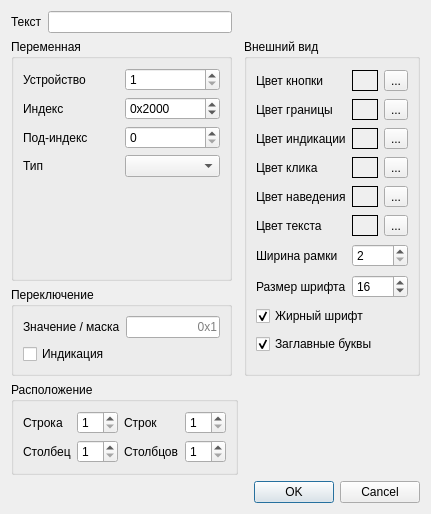
Old version of the form sdovaluebuttoneditdlg.ui in the repository catompiler/QCanDrive.
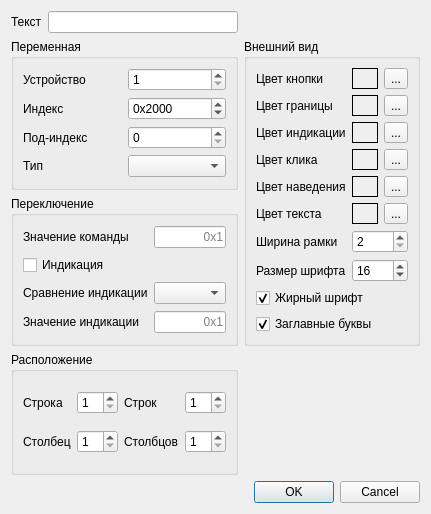
New version of the form.

Commit message: sdo value button indicator compare type

Patch:
```diff
--- a/sdovaluebuttoneditdlg.ui
+++ b/sdovaluebuttoneditdlg.ui
@@ -6,7 +6,7 @@
    <rect>
     <x>0</x>
     <y>0</y>
-    <width>419</width>
+    <width>423</width>
     <height>514</height>
    </rect>
   </property>
@@ -32,7 +32,7 @@
      </item>
     </layout>
    </item>
-   <item row="0" column="1" colspan="3">
+   <item row="0" column="1">
     <spacer name="horizontalSpacer">
      <property name="orientation">
       <enum>Qt::Horizontal</enum>
@@ -115,23 +115,10 @@
         </property>
        </widget>
       </item>
-      <item row="4" column="1">
-       <spacer name="verticalSpacer">
-        <property name="orientation">
-         <enum>Qt::Vertical</enum>
-        </property>
-        <property name="sizeHint" stdset="0">
-         <size>
-          <width>20</width>
-          <height>40</height>
-         </size>
-        </property>
-       </spacer>
-      </item>
      </layout>
     </widget>
    </item>
-   <item row="1" column="2" rowspan="2" colspan="2">
+   <item row="1" column="1" rowspan="2">
     <widget class="QGroupBox" name="gbPen">
      <property name="title">
       <string>Внешний вид</string>
@@ -344,17 +331,73 @@
      </layout>
     </widget>
    </item>
-   <item row="4" column="3">
-    <widget class="QDialogButtonBox" name="buttonBox">
-     <property name="orientation">
-      <enum>Qt::Horizontal</enum>
+   <item row="2" column="0">
+    <widget class="QGroupBox" name="gbActivation">
+     <property name="title">
+      <string>Переключение</string>
      </property>
-     <property name="standardButtons">
-      <set>QDialogButtonBox::Cancel|QDialogButtonBox::Ok</set>
-     </property>
+     <layout class="QGridLayout" name="gridLayout_4">
+      <item row="3" column="1">
+       <widget class="QLineEdit" name="leIndicatorValue">
+        <property name="maxLength">
+         <number>16</number>
+        </property>
+        <property name="alignment">
+         <set>Qt::AlignRight|Qt::AlignTrailing|Qt::AlignVCenter</set>
+        </property>
+        <property name="placeholderText">
+         <string>0x1</string>
+        </property>
+       </widget>
+      </item>
+      <item row="1" column="0">
+       <widget class="QCheckBox" name="cbIndicationEnabled">
+        <property name="text">
+         <string>Индикация</string>
+        </property>
+       </widget>
+      </item>
+      <item row="2" column="1">
+       <widget class="QComboBox" name="cbIndicatorCompare"/>
+      </item>
+      <item row="0" column="1">
+       <widget class="QLineEdit" name="leActivateValue">
+        <property name="maxLength">
+         <number>16</number>
+        </property>
+        <property name="alignment">
+         <set>Qt::AlignRight|Qt::AlignTrailing|Qt::AlignVCenter</set>
+        </property>
+        <property name="placeholderText">
+         <string>0x1</string>
+        </property>
+       </widget>
+      </item>
+      <item row="3" column="0">
+       <widget class="QLabel" name="lblIndicatorValue">
+        <property name="text">
+         <string>Значение индикации</string>
+        </property>
+       </widget>
+      </item>
+      <item row="0" column="0">
+       <widget class="QLabel" name="lblActivateValue">
+        <property name="text">
+         <string>Значение команды</string>
+        </property>
+       </widget>
+      </item>
+      <item row="2" column="0">
+       <widget class="QLabel" name="lblIndicatorCompare">
+        <property name="text">
+         <string>Сравнение индикации</string>
+        </property>
+       </widget>
+      </item>
+     </layout>
     </widget>
    </item>
-   <item row="3" column="0" colspan="2">
+   <item row="3" column="0">
     <widget class="QGroupBox" name="gbPos">
      <property name="title">
       <string>Расположение</string>
@@ -419,40 +462,14 @@
      </layout>
     </widget>
    </item>
-   <item row="2" column="0">
-    <widget class="QGroupBox" name="gbActivation">
-     <property name="title">
-      <string>Переключение</string>
+   <item row="4" column="1">
+    <widget class="QDialogButtonBox" name="buttonBox">
+     <property name="orientation">
+      <enum>Qt::Horizontal</enum>
      </property>
-     <layout class="QGridLayout" name="gridLayout_4">
-      <item row="0" column="0">
-       <widget class="QLabel" name="lblValueMask">
-        <property name="text">
-         <string>Значение / маска</string>
-        </property>
-       </widget>
-      </item>
-      <item row="0" column="1">
-       <widget class="QLineEdit" name="leValueMask">
-        <property name="maxLength">
-         <number>16</number>
-        </property>
-        <property name="alignment">
-         <set>Qt::AlignRight|Qt::AlignTrailing|Qt::AlignVCenter</set>
-        </property>
-        <property name="placeholderText">
-         <string>0x1</string>
-        </property>
-       </widget>
-      </item>
-      <item row="1" column="0" colspan="2">
-       <widget class="QCheckBox" name="cbIndicationEnabled">
-        <property name="text">
-         <string>Индикация</string>
-        </property>
-       </widget>
-      </item>
-     </layout>
+     <property name="standardButtons">
+      <set>QDialogButtonBox::Cancel|QDialogButtonBox::Ok</set>
+     </property>
     </widget>
    </item>
   </layout>
```
The commit also changes 5 other files.
